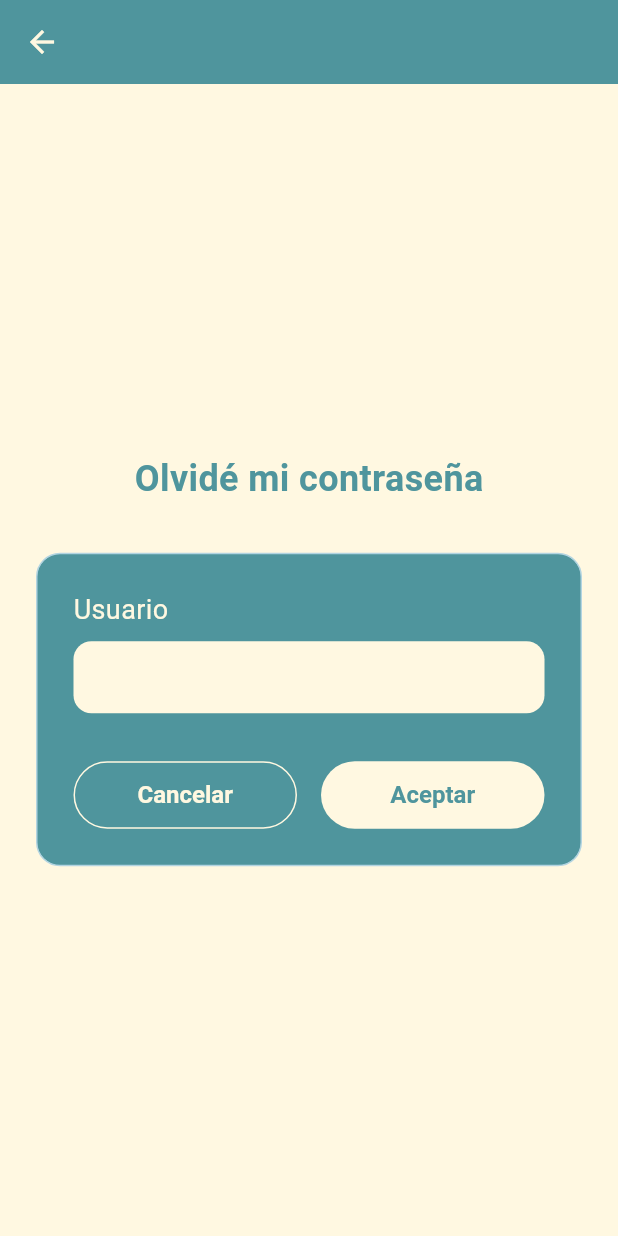
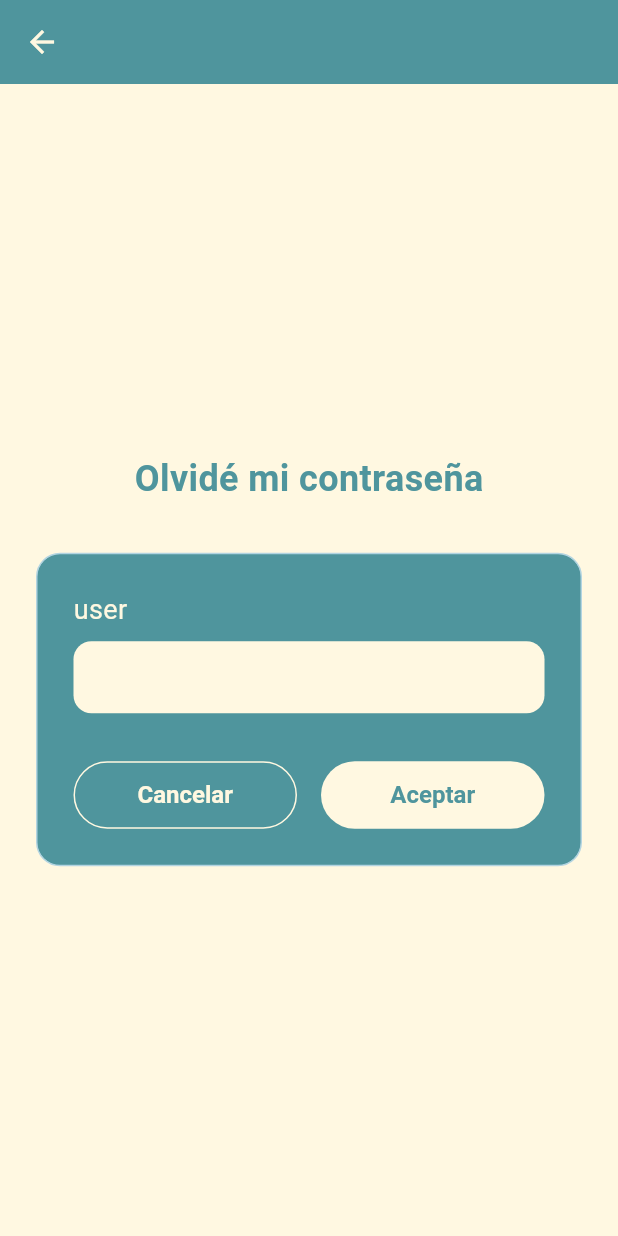
Before and after one commit to proyectosikum/sikum, a Flutter app: the screen it shows after launch, after a tap on "Olvidé mi contraseña", on a phone screen of 412 x 824 dp. Run offline on Flutter 3.47's test engine with Material 3 defaults, Android fonts, the phone set to English and light mode, and no system bars; our stand-ins replace cloud_firestore, firebase_auth, firebase_core, go_router, google_fonts; accounts and stored records are empty.

Commit message:
Se suben cambios en nombres de archivos y variables

```diff
--- a/lib/presentation/screens/auth/forgot_password_screen.dart
+++ b/lib/presentation/screens/auth/forgot_password.dart
@@ -11,21 +11,21 @@ class ForgotPasswordScreen extends StatefulWidget {
 }
 
 class _ForgotPasswordScreenState extends State<ForgotPasswordScreen> {
-  final _usuarioController = TextEditingController();
+  final _userController = TextEditingController();
   bool _loading = false;
 
   @override
   void dispose() {
-    _usuarioController.dispose();
+    _userController.dispose();
     super.dispose();
   }
 
   Future<void> _sendResetEmail() async {
-    final user = _usuarioController.text.trim();
+    final user = _userController.text.trim();
     final messenger = ScaffoldMessenger.of(context);
     if (user.isEmpty) {
       messenger.showSnackBar(
-        const SnackBar(content: Text('Por favor ingresa tu usuario')),
+        const SnackBar(content: Text('Por favor ingresa tu user')),
       );
       return;
     }
@@ -41,7 +41,7 @@ class _ForgotPasswordScreenState extends State<ForgotPasswordScreen> {
     if (query.docs.isEmpty) {
       setState(() => _loading = false);
       messenger.showSnackBar(
-        const SnackBar(content: Text('Usuario no encontrado')),
+        const SnackBar(content: Text('user no encontrado')),
       );
       return;
     }
@@ -51,7 +51,7 @@ class _ForgotPasswordScreenState extends State<ForgotPasswordScreen> {
     if (email == null) {
       setState(() => _loading = false);
       messenger.showSnackBar(
-        const SnackBar(content: Text('Email no vinculado a usuario')),
+        const SnackBar(content: Text('Email no vinculado a user')),
       );
       return;
     }
@@ -122,7 +122,7 @@ class _ForgotPasswordScreenState extends State<ForgotPasswordScreen> {
                       Align(
                         alignment: Alignment.centerLeft,
                         child: Text(
-                          'Usuario',
+                          'user',
                           style: TextStyle(
                             color: cream,
                             fontSize: 18,
@@ -131,9 +131,9 @@ class _ForgotPasswordScreenState extends State<ForgotPasswordScreen> {
                       ),
                       const SizedBox(height: 8),
 
-                      // Input de usuario
+                      // Input de user
                       TextField(
-                        controller: _usuarioController,
+                        controller: _userController,
                         style: const TextStyle(color: Colors.black87),
                         decoration: InputDecoration(
                           contentPadding:
--- a/lib/presentation/screens/login/login.dart
+++ b/lib/presentation/screens/login/login.dart
@@ -11,14 +11,14 @@ class LoginScreen extends StatefulWidget {
 }
 
 class _LoginScreenState extends State<LoginScreen> {
-  final _usuarioController = TextEditingController();
+  final _userController = TextEditingController();
   final _passwordController = TextEditingController();
   bool _showText = true;
   bool _loading = false;
 
   @override
   void dispose() {
-    _usuarioController.dispose();
+    _userController.dispose();
     _passwordController.dispose();
     super.dispose();
   }
@@ -27,10 +27,10 @@ class _LoginScreenState extends State<LoginScreen> {
 
   Future<void> _onLogin() async {
     final messenger = ScaffoldMessenger.of(context);
-    final usuario = _usuarioController.text.trim();
+    final user = _userController.text.trim();
     final pass = _passwordController.text;
 
-    if (usuario.isEmpty || pass.isEmpty) {
+    if (user.isEmpty || pass.isEmpty) {
       messenger.showSnackBar(
         const SnackBar(content: Text('Por favor completa ambos campos')),
       );
@@ -38,19 +38,19 @@ class _LoginScreenState extends State<LoginScreen> {
     }
 
     setState(() => _loading = true);
-    final result = await AuthService.instance.login(usuario, pass);
+    final result = await AuthService.instance.login(user, pass);
     if (!mounted) return;
     setState(() => _loading = false);
 
     if (!result.success) {
       messenger.showSnackBar(
-        const SnackBar(content: Text('Usuario o contraseña inválidos')),
+        const SnackBar(content: Text('user o contraseña inválidos')),
       );
       return;
     }
 
     if (result.needsChange) {
-      context.push('/change');
+      context.go('/change');
       return;
     }
 
@@ -101,11 +101,11 @@ class _LoginScreenState extends State<LoginScreen> {
 
                   const SizedBox(height: 48),
 
-                  // Campo Usuario
+                  // Campo user
                   Align(
                     alignment: Alignment.centerLeft,
                     child: Text(
-                      'Usuario',
+                      'user',
                       style: TextStyle(
                         color: labelColor,
                         fontSize: labelSize,
@@ -114,7 +114,7 @@ class _LoginScreenState extends State<LoginScreen> {
                   ),
                   const SizedBox(height: 8),
                   TextField(
-                    controller: _usuarioController,
+                    controller: _userController,
                     style: TextStyle(color: inputTextColor),
                     decoration: InputDecoration(
                       contentPadding: const EdgeInsets.symmetric(
--- a/lib/router/app_router.dart
+++ b/lib/router/app_router.dart
@@ -1,8 +1,8 @@
 import 'package:go_router/go_router.dart';
 import 'package:firebase_auth/firebase_auth.dart';
 import 'package:sikum/presentation/screens/login/login.dart';
-import 'package:sikum/presentation/screens/auth/forgot_password_screen.dart';
-import 'package:sikum/presentation/screens/auth/change_password_screen.dart';
+import 'package:sikum/presentation/screens/auth/forgot_password.dart';
+import 'package:sikum/presentation/screens/auth/change_password.dart';
 import 'package:sikum/services/auth_notifier.dart';
 
 final authChangeNotifier = AuthChangeNotifier();
--- a/lib/services/auth_service.dart
+++ b/lib/services/auth_service.dart
@@ -34,7 +34,7 @@ class AuthService {
       final data = q.docs.first.data();
       final email = data['email'] as String?;
       final needs = data['needsPasswordChange'] as bool? ?? false;
-      final role = data['rol'] as String? ?? 'user';
+      final role = data['role'] as String? ?? 'user';
 
       if (email == null) return LoginResult(false);
 
```
Also changed, not shown: lib/presentation/screens/auth/change_password.dart (renamed from lib/presentation/screens/auth/change_password_screen.dart).
